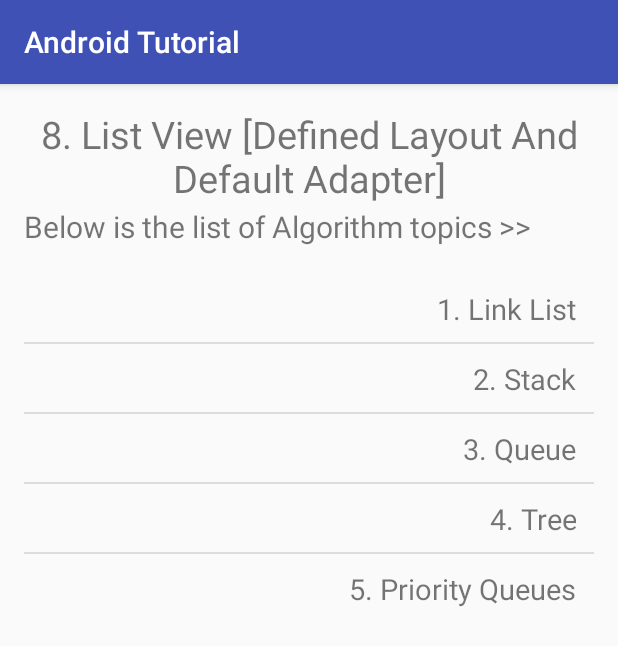
After one commit to Subrato92/Android_Tutorial, an Android app: the Unit08 screen opened directly, with no data from a screen before it, on a phone screen of 412 x 824 dp. The commit adds this screen. Shown: the top 646 px of the screen. Run offline under Robolectric (Android 15) with nearby library versions, the phone set to English and light mode, and no system bars.

Commit message:
Activity Unit08 Executed Successfully

```diff
--- a/app/src/main/AndroidManifest.xml
+++ b/app/src/main/AndroidManifest.xml
@@ -11,6 +11,7 @@
         <activity android:name=".IndexActivity">
             <intent-filter>
                 <action android:name="android.intent.action.MAIN" />
+
                 <category android:name="android.intent.category.LAUNCHER" />
             </intent-filter>
         </activity>
@@ -20,7 +21,8 @@
         <activity android:name=".Unit04" />
         <activity android:name=".Unit05" />
         <activity android:name=".Unit06" />
-        <activity android:name=".Unit07"></activity>
+        <activity android:name=".Unit07" />
+        <activity android:name=".Unit08"></activity>
     </application>
 
 </manifest>
--- a/app/src/main/java/com/example/android/androidtutorial/IndexActivity.java
+++ b/app/src/main/java/com/example/android/androidtutorial/IndexActivity.java
@@ -44,8 +44,12 @@ public class IndexActivity extends AppCompatActivity {
                 activity = new Intent(this, Unit06.class);
                 startActivity(activity);
                 break;
-            case "7. List View [With Default Layout And Adaptor]":
+            case "7. List View [With Default Layout And Adapter]":
                 activity = new Intent(this, Unit07.class);
+                startActivity(activity);
+                break;
+            case "8. List View [Defined Layout And Default Adapter]":
+                activity = new Intent(this, Unit08.class);
                 startActivity(activity);
                 break;
             default:
--- /dev/null
+++ b/app/src/main/java/com/example/android/androidtutorial/Unit08.java
@@ -0,0 +1,38 @@
+package com.example.android.androidtutorial;
+
+import android.support.v7.app.AppCompatActivity;
+import android.os.Bundle;
+import android.view.View;
+import android.widget.AdapterView;
+import android.widget.ArrayAdapter;
+import android.widget.ListView;
+import android.widget.Toast;
+
+public class Unit08 extends AppCompatActivity {
+
+    ArrayAdapter<String> adapter;
+    String[] array = {"1. Link List",
+            "2. Stack",
+            "3. Queue",
+            "4. Tree",
+            "5. Priority Queues"
+    };
+    ListView list;
+
+    @Override
+    protected void onCreate(Bundle savedInstanceState) {
+        super.onCreate(savedInstanceState);
+        setContentView(R.layout.activity_unit08);
+
+        list = (ListView) findViewById(R.id.unit08_algoTopics);
+        adapter = new ArrayAdapter<String>(this,R.layout.listview_custom_layout01,R.id.listlayout01_ele01, array);
+        list.setAdapter(adapter);
+        list.setOnItemClickListener(new AdapterView.OnItemClickListener() {
+            @Override
+            public void onItemClick(AdapterView<?> parent, View view, int position, long id) {
+                Toast.makeText(getBaseContext(), parent.getItemAtPosition(position)+" is Selected", Toast.LENGTH_SHORT).show();
+                view.setSelected(true);
+            }
+        });
+    }
+}
--- a/app/src/main/res/layout/activity_index.xml
+++ b/app/src/main/res/layout/activity_index.xml
@@ -59,4 +59,11 @@
         android:text="@string/ch07"
         android:onClick="toCourse"/>
 
+    <Button
+        android:id="@+id/Unit_08"
+        android:layout_width="match_parent"
+        android:layout_height="wrap_content"
+        android:text="@string/ch08"
+        android:onClick="toCourse"/>
+
 </LinearLayout>
--- /dev/null
+++ b/app/src/main/res/layout/activity_unit08.xml
@@ -0,0 +1,42 @@
+<?xml version="1.0" encoding="utf-8"?>
+<RelativeLayout xmlns:android="http://schemas.android.com/apk/res/android"
+    xmlns:tools="http://schemas.android.com/tools"
+    android:id="@+id/activity_unit08"
+    android:layout_width="match_parent"
+    android:layout_height="match_parent"
+    android:paddingBottom="@dimen/activity_vertical_margin"
+    android:paddingLeft="@dimen/activity_horizontal_margin"
+    android:paddingRight="@dimen/activity_horizontal_margin"
+    android:paddingTop="@dimen/activity_vertical_margin"
+    tools:context="com.example.android.androidtutorial.Unit08">
+
+    <TextView
+        android:id="@+id/unit08_title"
+        android:layout_width="match_parent"
+        android:layout_height="65dp"
+        android:text="@string/ch08"
+        android:textSize="25sp"
+        android:textAlignment="center"
+        android:layout_alignParentRight="true"
+        android:layout_alignParentEnd="true"
+        android:layout_alignParentLeft="true"
+        android:layout_alignParentStart="true"
+        android:layout_alignParentTop="true"/>
+
+    <TextView
+        android:id="@+id/unit08_intro"
+        android:layout_width="match_parent"
+        android:layout_height="45dp"
+        android:text="@string/ch07_intro"
+        android:textSize="20sp"
+        android:layout_below="@id/unit08_title"/>
+
+    <ListView
+        android:id="@+id/unit08_algoTopics"
+        android:layout_width="match_parent"
+        android:layout_height="wrap_content"
+        android:layout_below="@id/unit08_intro">
+    </ListView>
+
+
+</RelativeLayout>
--- /dev/null
+++ b/app/src/main/res/layout/listview_custom_layout01.xml
@@ -0,0 +1,18 @@
+<?xml version="1.0" encoding="utf-8"?>
+<LinearLayout xmlns:android="http://schemas.android.com/apk/res/android"
+    android:orientation="vertical" android:layout_width="match_parent"
+    android:layout_height="match_parent">
+
+    <TextView
+        android:id="@+id/listlayout01_ele01"
+        android:layout_width="match_parent"
+        android:layout_height="45dp"
+        android:text="Hello World"
+        android:textSize="19sp"
+        android:paddingTop="10dp"
+        android:textAlignment="viewEnd"
+        android:layout_gravity="end"
+        android:paddingRight="12dp"
+        android:background="@drawable/list_selector"/>
+
+</LinearLayout>
--- a/app/src/main/res/values/strings.xml
+++ b/app/src/main/res/values/strings.xml
@@ -41,7 +41,9 @@
     <string name="ch06_cb04">Data Analytics</string>
     <string name="sbmt">Submit</string>
 
-    <string name="ch07">7. List View [With Default Layout And Adaptor]</string>
+    <string name="ch07">7. List View [With Default Layout And Adapter]</string>
     <string name="ch07_intro">Below is the list of Algorithm topics >></string>
 
+    <string name="ch08">8. List View [Defined Layout And Default Adapter]</string>
+
 </resources>
```
